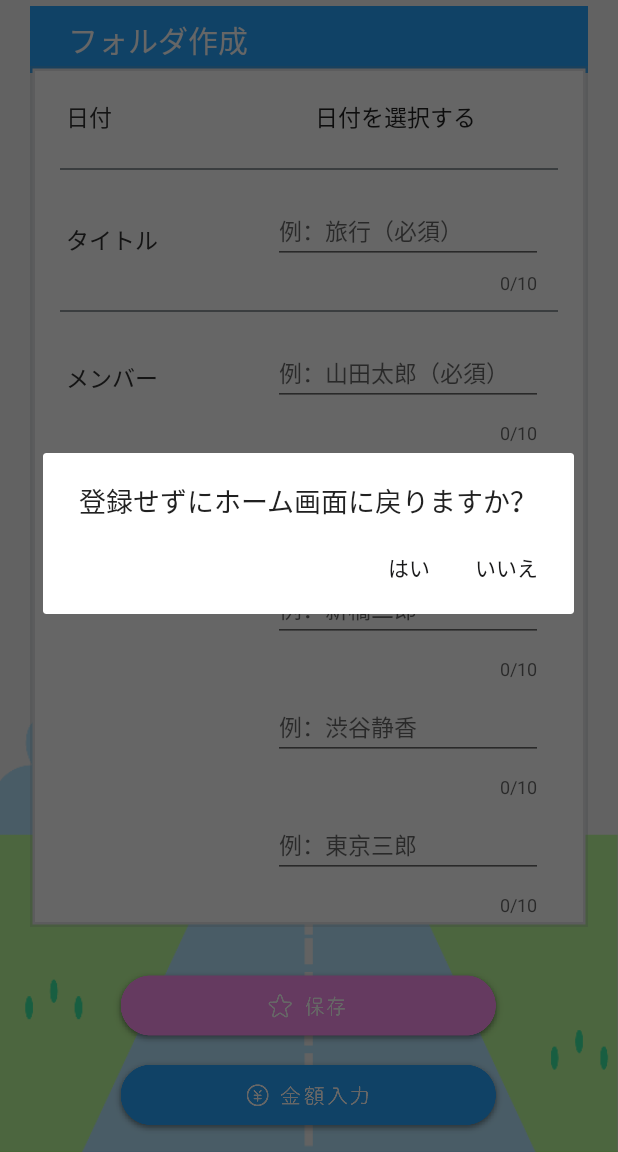
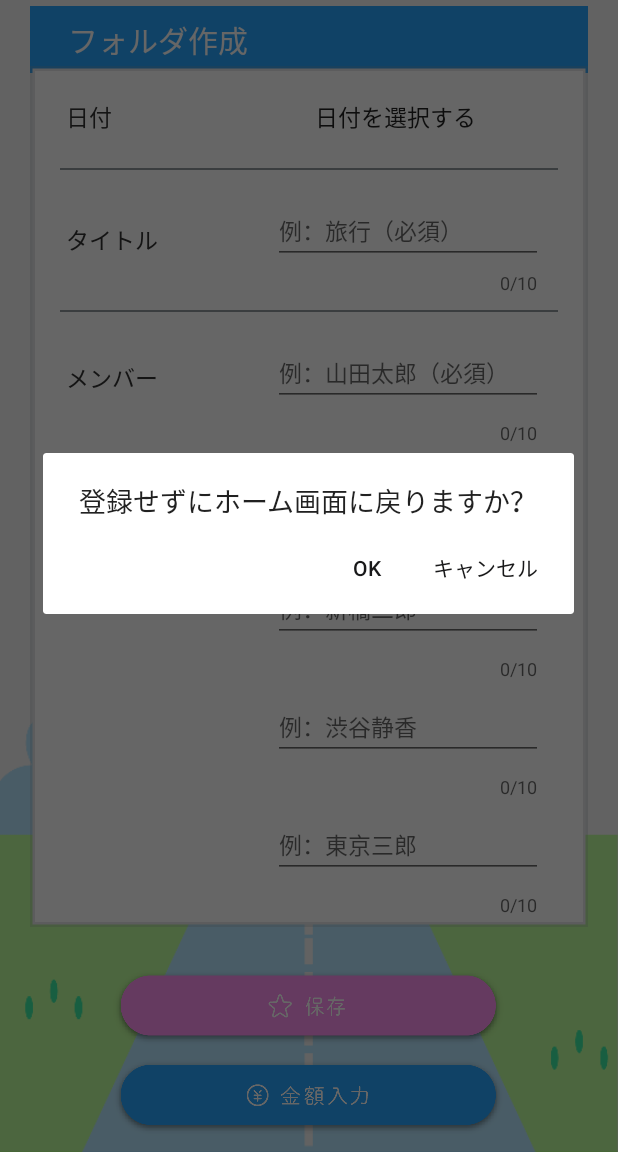
Before and after one commit to MizuhoFue/DriveRecordAppAndroid, an Android app: the FolderCreateActivity screen opened directly, with no data from a screen before it, after a tap on an icon or button, on a phone screen of 412 x 824 dp, the part 84-1236 px from its top. Run offline under Robolectric (Android 15) with nearby library versions, the phone set to English and light mode, and no system bars.

Commit message:
×のダイアログメッセージ修正

```diff
--- a/app/src/main/res/values/strings.xml
+++ b/app/src/main/res/values/strings.xml
@@ -250,8 +250,8 @@
     <!--×のダイアログ-->
     <string name="finish_message">登録せずにホーム画面に戻りますか？</string>
     <string name="finish_message_money">金額項目を登録せずにホーム画面に戻りますか？</string>
-    <string name="yes">はい</string>
-    <string name="no">いいえ</string>
+    <string name="yes">OK</string>
+    <string name="no">キャンセル</string>
 
     <!-- support -->
     <string name="support">お客様サポート</string>
```
